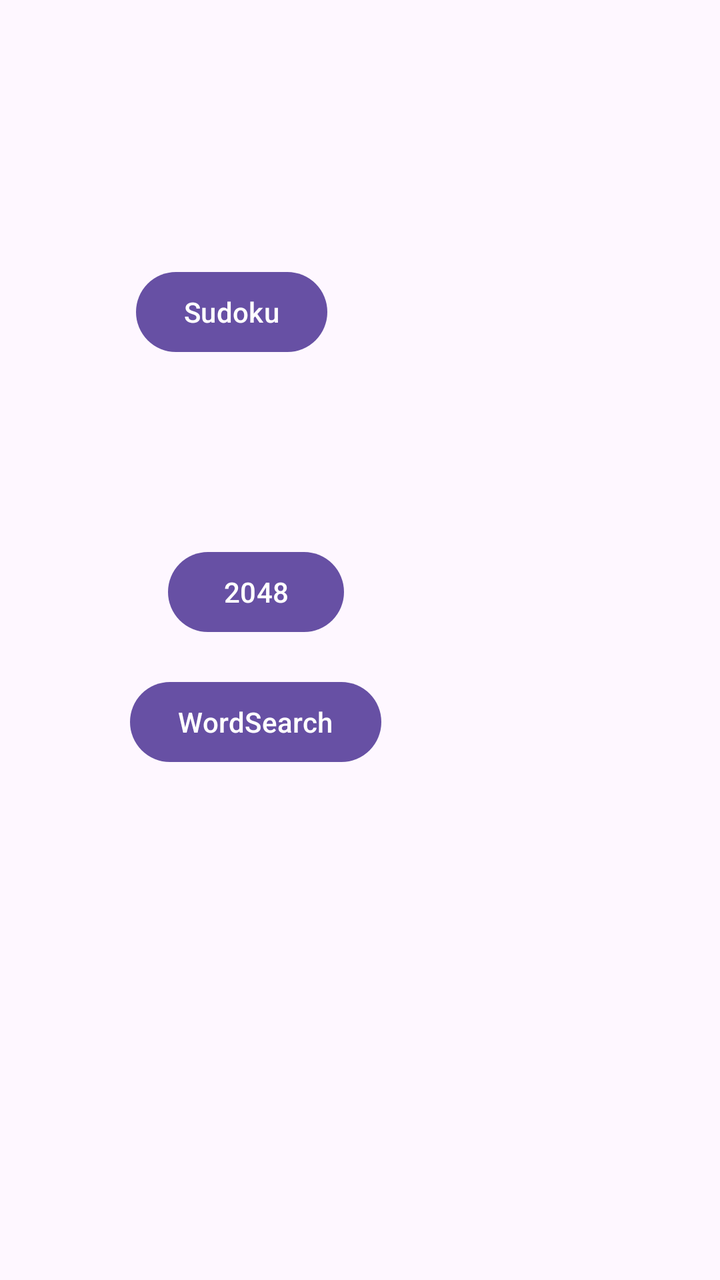
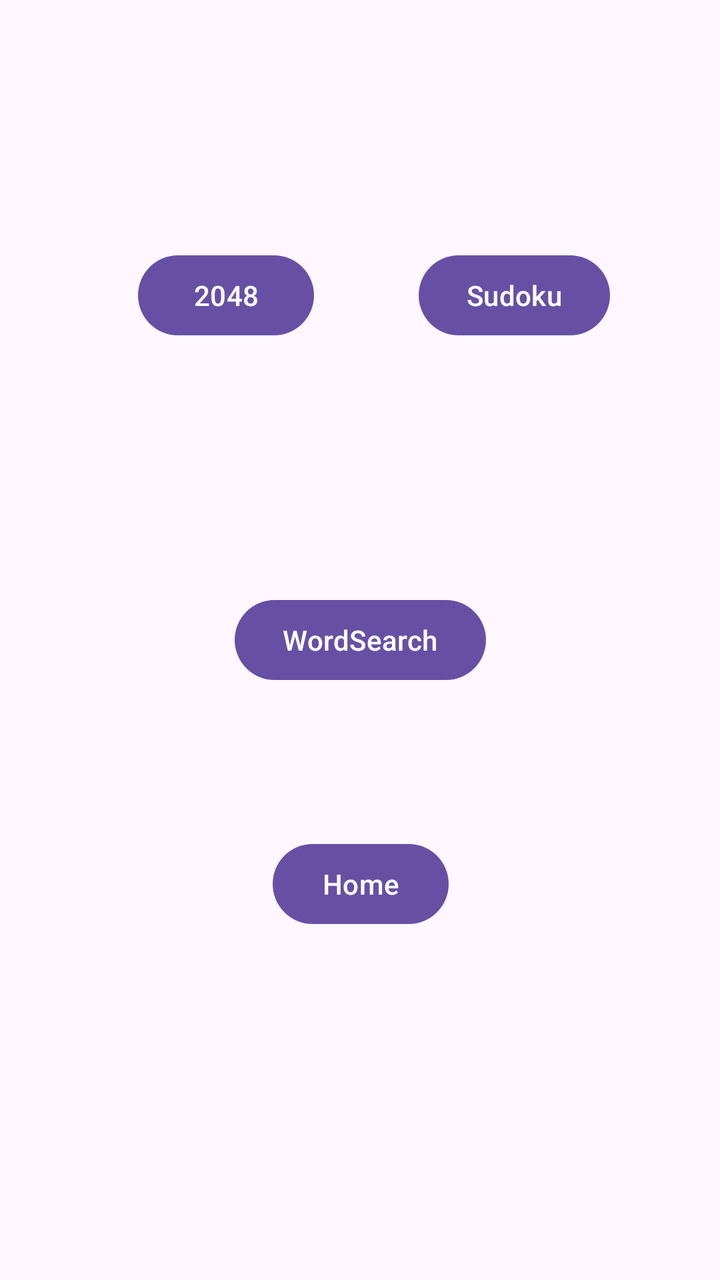

The first picture is an Android layout as it rendered before a commit; the second is the same layout after the commit. The layout source and the unified diff follow.
<!-- AndroidManifest.xml: application theme Theme.AppInterface1 -->
<!-- res/layout/activity_more_games.xml -->
<?xml version="1.0" encoding="utf-8"?>
<androidx.constraintlayout.widget.ConstraintLayout xmlns:android="http://schemas.android.com/apk/res/android"
    xmlns:app="http://schemas.android.com/apk/res-auto"
    xmlns:tools="http://schemas.android.com/tools"
    android:id="@+id/main"
    android:layout_width="match_parent"
    android:layout_height="match_parent"
    tools:context=".MoreGames">

    <Button
        android:id="@+id/Sudoku"
        android:layout_width="wrap_content"
        android:layout_height="wrap_content"
        android:layout_marginStart="68dp"
        android:layout_marginTop="132dp"
        android:text="Sudoku"
        app:layout_constraintStart_toStartOf="parent"
        app:layout_constraintTop_toTopOf="parent"
        android:onClick="changeActivity" />
    />

    <Button
        android:id="@+id/G2048"
        android:layout_width="wrap_content"
        android:layout_height="wrap_content"
        android:layout_marginTop="92dp"
        android:text="2048"
        app:layout_constraintEnd_toEndOf="@+id/WordSearch"
        app:layout_constraintStart_toStartOf="@+id/WordSearch"
        app:layout_constraintTop_toBottomOf="@+id/Sudoku"
        android:onClick="changeActivity" />
    />

    <Button
        android:id="@+id/WordSearch"
        android:layout_width="wrap_content"
        android:layout_height="wrap_content"
        android:layout_marginStart="65dp"
        android:layout_marginBottom="255dp"
        android:text="WordSearch"
        app:layout_constraintBottom_toBottomOf="parent"
        app:layout_constraintStart_toStartOf="parent"
        android:onClick="changeActivity" />

</androidx.constraintlayout.widget.ConstraintLayout>
<!-- resources referenced by this layout -->
<resources>
  <style name="Theme.AppInterface1" parent="Base.Theme.AppInterface1" />
  <style name="Base.Theme.AppInterface1" parent="Theme.Material3.DayNight.NoActionBar">
          
          
      </style>
</resources>

<!-- the commit's change to res/layout/activity_more_games.xml (unified diff, before → after) -->
@@ -11,35 +11,47 @@
         android:id="@+id/Sudoku"
         android:layout_width="wrap_content"
         android:layout_height="wrap_content"
-        android:layout_marginStart="68dp"
-        android:layout_marginTop="132dp"
+        android:layout_marginEnd="3dp"
+        android:onClick="changeActivity"
         android:text="Sudoku"
-        app:layout_constraintStart_toStartOf="parent"
-        app:layout_constraintTop_toTopOf="parent"
-        android:onClick="changeActivity" />
-    />
+        app:layout_constraintBaseline_toBaselineOf="@+id/G2048"
+        app:layout_constraintEnd_toEndOf="parent"
+        app:layout_constraintStart_toEndOf="@+id/G2048" />
 
     <Button
         android:id="@+id/G2048"
         android:layout_width="wrap_content"
         android:layout_height="wrap_content"
-        android:layout_marginTop="92dp"
+        android:layout_marginStart="17dp"
+        android:layout_marginTop="146dp"
+        android:layout_marginBottom="147dp"
+        android:onClick="changeActivity"
         android:text="2048"
-        app:layout_constraintEnd_toEndOf="@+id/WordSearch"
-        app:layout_constraintStart_toStartOf="@+id/WordSearch"
-        app:layout_constraintTop_toBottomOf="@+id/Sudoku"
-        android:onClick="changeActivity" />
-    />
+        app:layout_constraintBottom_toTopOf="@+id/WordSearch"
+        app:layout_constraintEnd_toStartOf="@+id/Sudoku"
+        app:layout_constraintStart_toStartOf="parent"
+        app:layout_constraintTop_toTopOf="parent" />
 
     <Button
         android:id="@+id/WordSearch"
         android:layout_width="wrap_content"
         android:layout_height="wrap_content"
-        android:layout_marginStart="65dp"
-        android:layout_marginBottom="255dp"
+        android:onClick="changeActivity"
         android:text="WordSearch"
         app:layout_constraintBottom_toBottomOf="parent"
+        app:layout_constraintEnd_toEndOf="parent"
         app:layout_constraintStart_toStartOf="parent"
-        android:onClick="changeActivity" />
+        app:layout_constraintTop_toTopOf="parent" />
+
+    <Button
+        android:id="@+id/Home"
+        android:layout_width="wrap_content"
+        android:layout_height="wrap_content"
+        android:layout_marginStart="19dp"
+        android:layout_marginBottom="174dp"
+        android:onClick="changeActivity"
+        android:text="Home"
+        app:layout_constraintBottom_toBottomOf="parent"
+        app:layout_constraintStart_toStartOf="@+id/WordSearch" />
 
 </androidx.constraintlayout.widget.ConstraintLayout>
